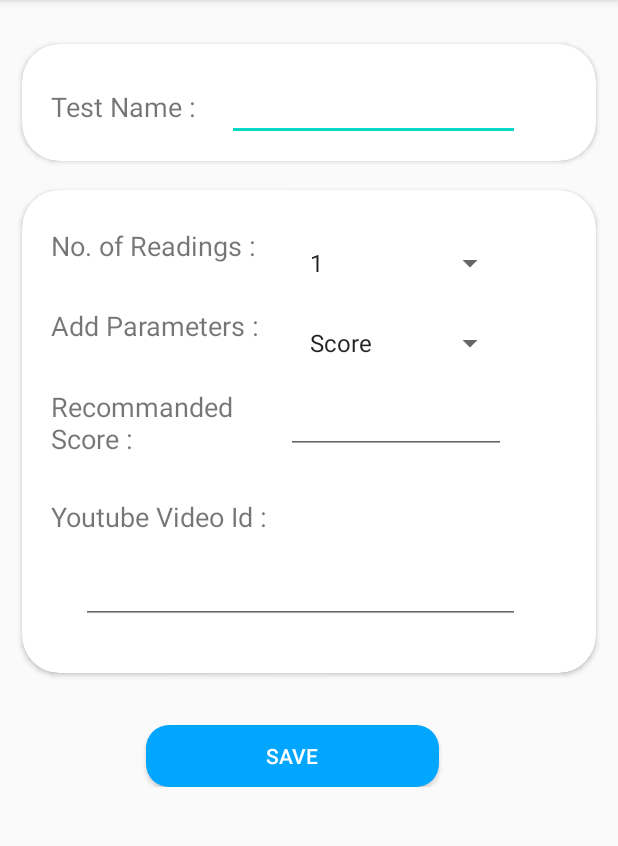
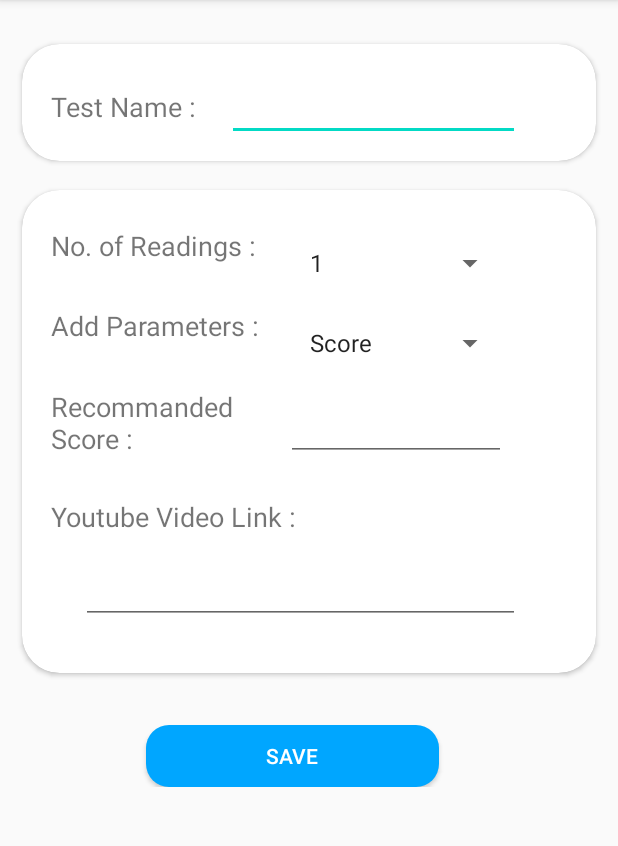
Before and after one commit to RusPotd/Fitness-Test-Measure-App, an Android app: the fragment AddTest shown on its own in the app's theme, after a tap on "SAVE", on a phone screen of 412 x 824 dp, the part 84-930 px from its top. Run offline under Robolectric (Android 15) with nearby library versions, the phone set to English and light mode, and no system bars.

Commit message:
check username already exist and link of youtube video directly

```diff
--- a/app/src/main/java/com/example/fitnessplayground/Test.kt
+++ b/app/src/main/java/com/example/fitnessplayground/Test.kt
@@ -11,6 +11,7 @@ import com.pierfrancescosoffritti.androidyoutubeplayer.core.player.YouTubePlayer
 import com.pierfrancescosoffritti.androidyoutubeplayer.core.player.listeners.AbstractYouTubePlayerListener
 import com.pierfrancescosoffritti.androidyoutubeplayer.core.player.views.YouTubePlayerView
 import de.hdodenhof.circleimageview.CircleImageView
+import kotlinx.android.synthetic.main.activity_test.*
 import kotlinx.android.synthetic.main.content_test.*
 import java.text.SimpleDateFormat
 import java.util.*
@@ -159,7 +160,7 @@ class Test : AppCompatActivity() {
 
         val b = intent.extras
         val Test_name = b!!.getString("testName")
-        Toast.makeText(applicationContext, Test_name, Toast.LENGTH_LONG).show()
+        //Toast.makeText(applicationContext, Test_name, Toast.LENGTH_LONG).show()
 
         chronometer.base = SystemClock.elapsedRealtime()
         chronometer2.base = SystemClock.elapsedRealtime()
--- a/app/src/main/java/com/example/fitnessplayground/ui/add/AddTest.kt
+++ b/app/src/main/java/com/example/fitnessplayground/ui/add/AddTest.kt
@@ -111,23 +111,30 @@ class AddTest : Fragment() {
         //var doneAnimation : LottieAnimationView = root.findViewById(R.id.ok_animation)
 
         saveBtn.setOnClickListener {
+
+            var link = para.text.toString()
+            var lastindex = link.lastIndexOf("/")
+            var videoId = link.substring(lastindex+1)
+            //Toast.makeText(context, videoId, Toast.LENGTH_LONG).show()
+
             var cv = ContentValues()
             cv.put("TESTNAME", testName.text.toString())
             cv.put("READINGS", Readings)
             cv.put("PARAMETERS", Param)
-            cv.put("INFO", para.text.toString())
+            cv.put("INFO", videoId.toString())
             cv.put("NEED", requiredScore.text.toString())
             db.insert("TESTS", null, cv)
-            Toast.makeText(activity, "Insert Success", Toast.LENGTH_SHORT).show()
+            //Toast.makeText(activity, "Insert Success", Toast.LENGTH_SHORT).show()
             testName.setText("")
             para.setText("")
+            requiredScore.setText("")
 
             var rs = db.rawQuery("SELECT * FROM TESTS", null)
 
             if(rs.moveToNext()) {
                 var asa : String
                 asa = rs.getString(1) +" "+ rs.getString(2) +" "+ rs.getString(3)
-                Toast.makeText(context, asa, Toast.LENGTH_LONG).show()
+                //Toast.makeText(context, asa, Toast.LENGTH_LONG).show()
             }
 
             container_basic!!.visibility = View.GONE
--- a/app/src/main/res/layout/fragment_addtest.xml
+++ b/app/src/main/res/layout/fragment_addtest.xml
@@ -98,7 +98,7 @@
         <EditText
             android:id="@+id/requiredScore"
             android:layout_width="@dimen/a150"
-            android:layout_height="@dimen/a40"
+            android:layout_height="@dimen/a45"
             android:layout_marginLeft="@dimen/a180"
             android:layout_marginTop="@dimen/a140"
             />
@@ -108,7 +108,7 @@
             android:layout_height="wrap_content"
             android:layout_marginLeft="@dimen/card1_mr_bot"
             android:layout_marginTop="@dimen/a210"
-            android:text="Youtube Video Id : "
+            android:text="Youtube Video Link : "
             android:textSize="18sp">
         </TextView>
 
```
Also changed, not shown: app/src/main/java/com/example/fitnessplayground/ui/gallery/GalleryFragment.kt (+22 -9 lines), app/src/main/java/com/example/fitnessplayground/ui/score/score.kt (+13 -3 lines).
